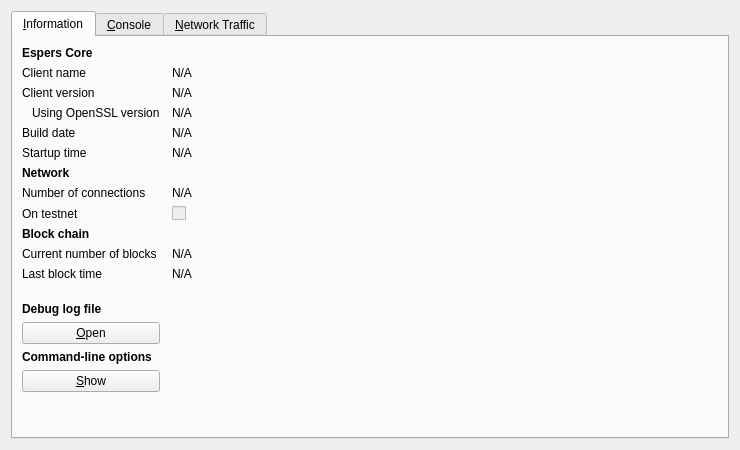
The window that src/qt/forms/rpcconsole.ui (CryptoCoderz/Espers) describes before a commit, drawn with Qt 5.
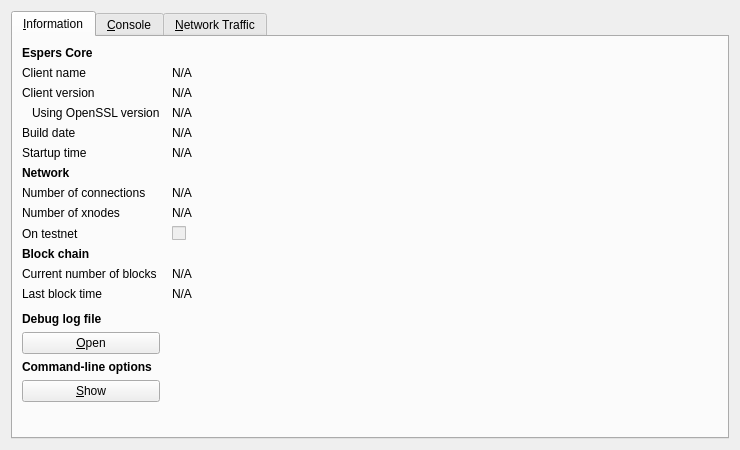
The same window after the commit. Icons and pictures are not drawn. Custom widgets are drawn as their Qt base class.

```diff
--- a/src/qt/forms/rpcconsole.ui
+++ b/src/qt/forms/rpcconsole.ui
@@ -194,14 +194,37 @@
          </property>
         </widget>
        </item>
-       <item row="8" column="0">
+              <item row="8" column="0">
+        <widget class="QLabel" name="label_15">
+         <property name="text">
+          <string>Number of xnodes</string>
+         </property>
+        </widget>
+       </item>
+       <item row="8" column="1">
+        <widget class="QLabel" name="xnodeCount">
+         <property name="cursor">
+          <cursorShape>IBeamCursor</cursorShape>
+         </property>
+         <property name="text">
+          <string>N/A</string>
+         </property>
+         <property name="textFormat">
+          <enum>Qt::PlainText</enum>
+         </property>
+         <property name="textInteractionFlags">
+          <set>Qt::LinksAccessibleByMouse|Qt::TextSelectableByKeyboard|Qt::TextSelectableByMouse</set>
+         </property>
+        </widget>
+                </item>
+       <item row="9" column="0">
         <widget class="QLabel" name="label_8">
          <property name="text">
           <string>On testnet</string>
          </property>
         </widget>
        </item>
-       <item row="8" column="1">
+       <item row="9" column="1">
         <widget class="QCheckBox" name="isTestNet">
          <property name="enabled">
           <bool>false</bool>
@@ -211,7 +234,7 @@
          </property>
         </widget>
        </item>
-       <item row="9" column="0">
+       <item row="10" column="0">
         <widget class="QLabel" name="label_10">
          <property name="font">
           <font>
@@ -224,14 +247,14 @@
          </property>
         </widget>
        </item>
-       <item row="10" column="0">
+       <item row="11" column="0">
         <widget class="QLabel" name="label_3">
          <property name="text">
           <string>Current number of blocks</string>
          </property>
         </widget>
        </item>
-       <item row="10" column="1">
+       <item row="11" column="1">
         <widget class="QLabel" name="numberOfBlocks">
          <property name="cursor">
           <cursorShape>IBeamCursor</cursorShape>
@@ -247,14 +270,14 @@
          </property>
         </widget>
        </item>
-       <item row="11" column="0">
+       <item row="12" column="0">
         <widget class="QLabel" name="label_2">
          <property name="text">
           <string>Last block time</string>
          </property>
         </widget>
        </item>
-       <item row="11" column="1">
+       <item row="12" column="1">
         <widget class="QLabel" name="lastBlockTime">
          <property name="cursor">
           <cursorShape>IBeamCursor</cursorShape>
@@ -270,7 +293,7 @@
          </property>
         </widget>
        </item>
-       <item row="12" column="0">
+       <item row="13" column="0">
         <spacer name="verticalSpacer_2">
          <property name="orientation">
           <enum>Qt::Vertical</enum>
@@ -283,7 +306,7 @@
          </property>
         </spacer>
        </item>
-       <item row="13" column="0">
+       <item row="14" column="0">
         <widget class="QLabel" name="labelDebugLogfile">
          <property name="font">
           <font>
@@ -296,7 +319,7 @@
          </property>
         </widget>
        </item>
-       <item row="14" column="0">
+       <item row="15" column="0">
         <widget class="QPushButton" name="openDebugLogfileButton">
          <property name="toolTip">
           <string>Open the Espers debug log file from the current data directory. This can take a few seconds for large log files.</string>
@@ -309,7 +332,7 @@
          </property>
         </widget>
        </item>
-       <item row="15" column="0">
+       <item row="16" column="0">
         <widget class="QLabel" name="labelCLOptions">
          <property name="font">
           <font>
@@ -322,7 +345,7 @@
          </property>
         </widget>
        </item>
-       <item row="16" column="0">
+       <item row="17" column="0">
         <widget class="QPushButton" name="showCLOptionsButton">
          <property name="toolTip">
           <string>Show the Espers-Qt help message to get a list with possible Espers command-line options.</string>
@@ -335,7 +358,7 @@
          </property>
         </widget>
        </item>
-       <item row="17" column="0">
+       <item row="18" column="0">
         <spacer name="verticalSpacer">
          <property name="orientation">
           <enum>Qt::Vertical</enum>
```
